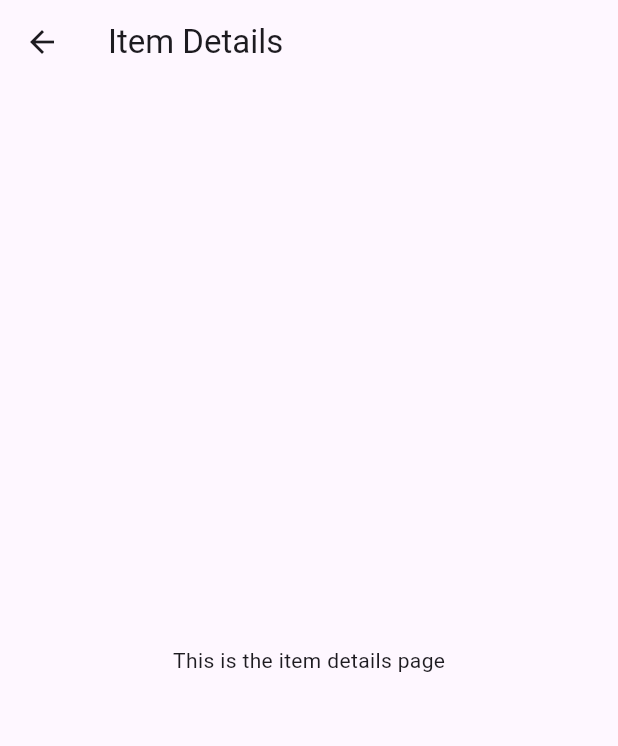
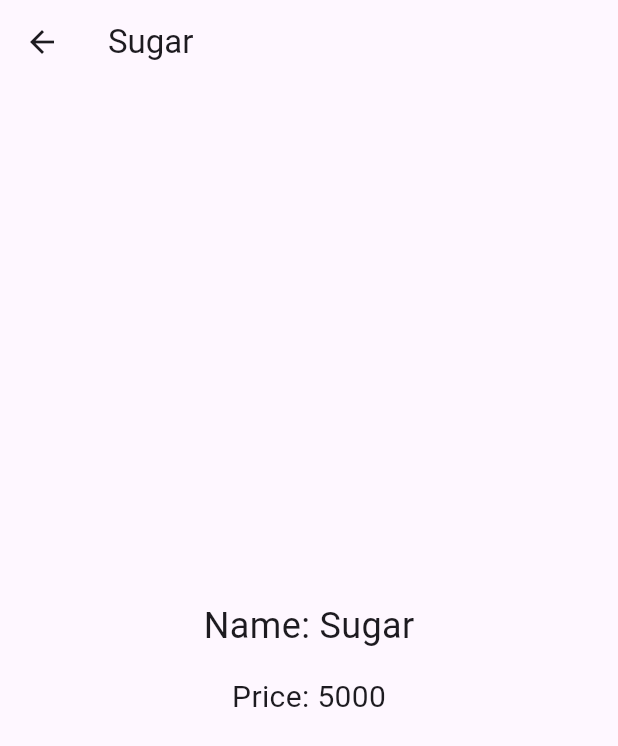
Before and after one commit to daffayudisaa/layout_flutter, a Flutter app: the screen it shows after launch, after a tap on "Sugar", on a phone screen of 412 x 824 dp. Shown: the top 746 px of the screen. Run offline on Flutter 3.47's test engine with Material 3 defaults, Android fonts, the phone set to English and light mode, and no system bars.

Commit message:
feat: Tugas Praktikum 2 - Nomor 1

```diff
--- a/belanja/lib/pages/home_page.dart
+++ b/belanja/lib/pages/home_page.dart
@@ -22,7 +22,7 @@ class HomePage extends StatelessWidget {
             final item = items[index];
             return InkWell(
               onTap: () {
-                Navigator.pushNamed(context, '/item');
+                Navigator.pushNamed(context, '/item', arguments: item);
               },
               child: Card(
                 child: Container(
--- a/belanja/lib/pages/item_page.dart
+++ b/belanja/lib/pages/item_page.dart
@@ -1,14 +1,30 @@
 import 'package:flutter/material.dart';
+import 'package:belanja/models/item.dart';
 
 class ItemPage extends StatelessWidget {
   @override
   Widget build(BuildContext context) {
+    final Item item = ModalRoute.of(context)!.settings.arguments as Item;
+
     return Scaffold(
       appBar: AppBar(
-        title: Text('Item Details'),
+        title: Text(item.name),
       ),
       body: Center(
-        child: Text('This is the item details page'),
+        child: Column(
+          mainAxisAlignment: MainAxisAlignment.center,
+          children: [
+            Text(
+              'Name: ${item.name}',
+              style: TextStyle(fontSize: 24),
+            ),
+            SizedBox(height: 16),
+            Text(
+              'Price: ${item.price}',
+              style: TextStyle(fontSize: 20),
+            ),
+          ],
+        ),
       ),
     );
   }
```
Also changed, not shown: belanja/images/Praktikum5/Tugas2-1(1).png (added), belanja/images/Praktikum5/Tugas2-1(2).png (added), belanja/images/Praktikum5/Tugas2-1(3).png (added).
